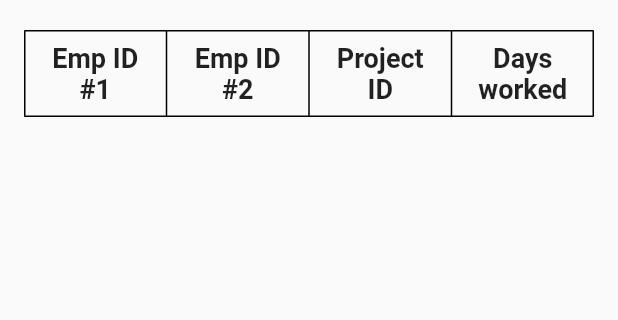
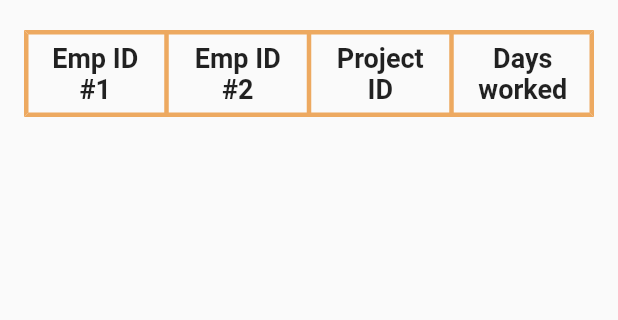
Before and after one commit to JaklinB/Jaklin-Basheva-employees, a Flutter app: the TableLayout widget shown alone on an empty page, opened directly with empty values, on a phone screen of 412 x 824 dp, the part 93-413 px from its top. Run offline on Flutter 3.47's test engine with Material 2 defaults, Android fonts, the phone set to English and light mode, and no system bars; our stand-ins replace carousel_slider, csv, file_picker.

Commit message:
added color to the table

```diff
--- a/lib/ui/table.dart
+++ b/lib/ui/table.dart
@@ -1,3 +1,4 @@
+import 'package:employees/helpers/theme_helper.dart';
 import 'package:flutter/material.dart';
 
 import '../models/employee.dart';
@@ -24,7 +25,7 @@ class _TableLayoutState extends State<TableLayout> {
                   const TextStyle(fontSize: 20, fontWeight: FontWeight.w600)),
           const SizedBox(height: 20),
           Table(
-            border: TableBorder.all(width: 1.0),
+            border: TableBorder.all(width: 3, color: ThemeHelper.backgroundColor),
             children: [
               TableRow(children: [
                 buildHeaderTableCell('Emp ID #1'),
```
